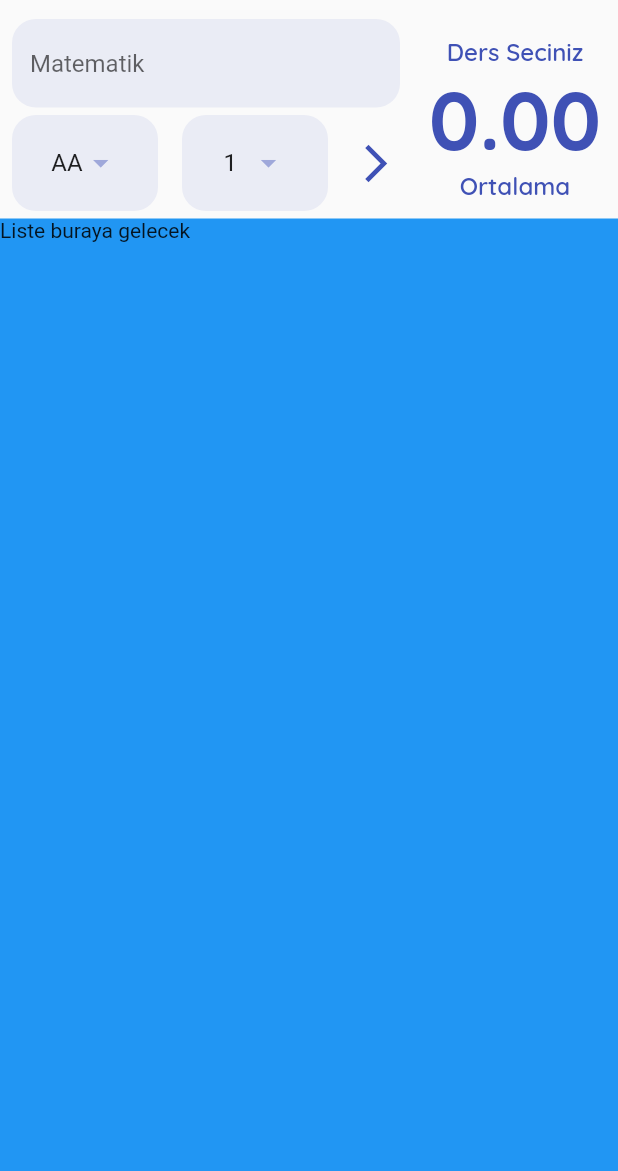
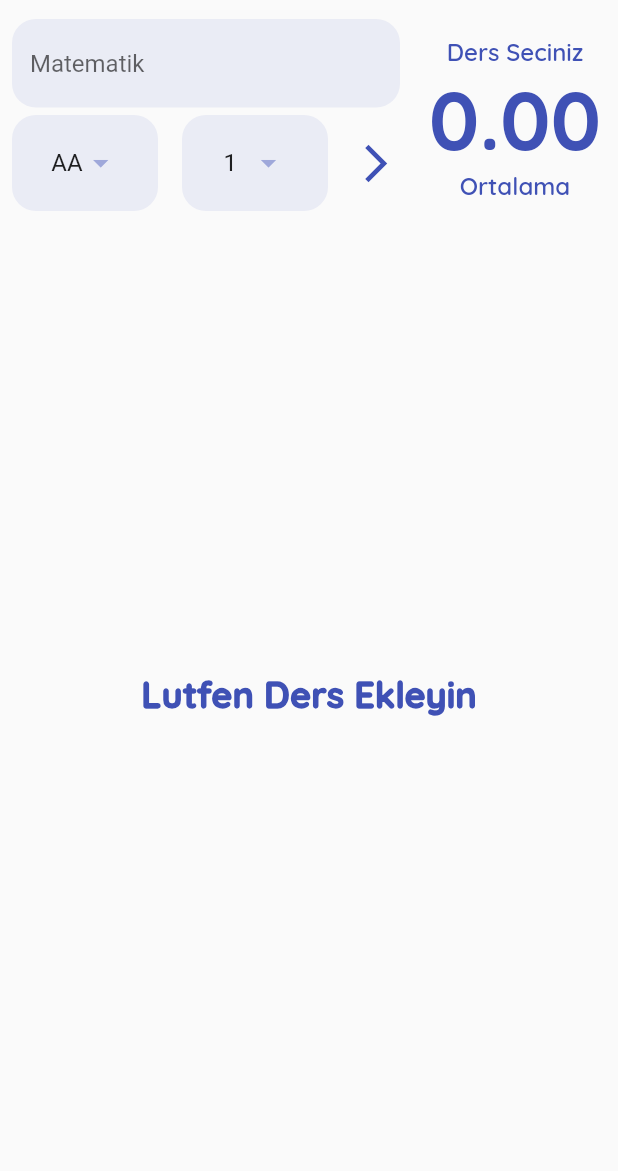
Before and after one commit to onalanrecep/dinamik_ortalama_hesapla, a Flutter app: the screen it shows after launch, on a phone screen of 412 x 824 dp, the part 65-1236 px from its top. Run offline on Flutter 3.47's test engine with Material 2 defaults, Android fonts, the phone set to English and light mode, and no system bars; our stand-ins replace google_fonts.

Commit message:
Derslerin Listelenmesi ve Dismissible Widget

```diff
--- /dev/null
+++ b/lib/widgets/ders_listesi.dart
@@ -0,0 +1,54 @@
+import 'package:dinamik_ortalama_hesapla/constants/app_constants.dart';
+import 'package:dinamik_ortalama_hesapla/helper/data_helper.dart';
+import 'package:dinamik_ortalama_hesapla/model/ders.dart';
+import 'package:flutter/material.dart';
+
+class DersListesi extends StatefulWidget {
+  const DersListesi({super.key});
+
+  @override
+  State<DersListesi> createState() => _DersListesiState();
+}
+
+class _DersListesiState extends State<DersListesi> {
+  @override
+  Widget build(BuildContext context) {
+    List<Ders> tumDersler = DataHelper.tumEklenenDersler;
+    return tumDersler.length > 0
+        ? ListView.builder(
+            itemCount: tumDersler.length,
+            itemBuilder: (context, index) {
+              return Dismissible(
+                key: UniqueKey(),
+                direction: DismissDirection.startToEnd,
+                onDismissed: ((a) {
+                  DataHelper.tumEklenenDersler.removeAt(index);
+                  setState(() {});
+                }),
+                child: Padding(
+                  padding: const EdgeInsets.all(2.0),
+                  child: Card(
+                    child: ListTile(
+                      title: Text(tumDersler[index].ad),
+                      leading: CircleAvatar(
+                        backgroundColor: Sabitler.anaRenk,
+                        child: Text((tumDersler[index].harfDegeri *
+                                tumDersler[index].krediDegeri)
+                            .toString()),
+                      ),
+                      subtitle: Text(
+                          '${tumDersler[index].krediDegeri} kredi, Not Degeri ${tumDersler[index].harfDegeri}'),
+                    ),
+                  ),
+                ),
+              );
+            })
+        : Container(
+            child: Center(
+                child: Text(
+              'Lutfen Ders Ekleyin',
+              style: Sabitler.baslikStyle,
+            )),
+          );
+  }
+}
--- a/lib/widgets/ortalama_hesapla_page.dart
+++ b/lib/widgets/ortalama_hesapla_page.dart
@@ -1,6 +1,7 @@
 import 'package:dinamik_ortalama_hesapla/constants/app_constants.dart';
 import 'package:dinamik_ortalama_hesapla/helper/data_helper.dart';
 import 'package:dinamik_ortalama_hesapla/model/ders.dart';
+import 'package:dinamik_ortalama_hesapla/widgets/ders_listesi.dart';
 import 'package:dinamik_ortalama_hesapla/widgets/ortalama_goster.dart';
 import 'package:flutter/material.dart';
 
@@ -19,6 +20,7 @@ class _OrtalamaHesaplaAppPageState extends State<OrtalamaHesaplaPage> {
   @override
   Widget build(BuildContext context) {
     return Scaffold(
+        resizeToAvoidBottomInset: false,
         appBar: AppBar(
           backgroundColor: Colors.transparent,
           elevation: 0,
@@ -40,16 +42,13 @@ class _OrtalamaHesaplaAppPageState extends State<OrtalamaHesaplaPage> {
                 ),
                 Expanded(
                   flex: 1,
-                  child: OrtalamaGoster(ortalama: DataHelper.ortalamaHesapla(), dersSayisi: DataHelper.tumEklenenDersler.length),
+                  child: OrtalamaGoster(
+                      ortalama: DataHelper.ortalamaHesapla(),
+                      dersSayisi: DataHelper.tumEklenenDersler.length),
                 )
               ],
             ),
-            Expanded(
-              child: Container(
-                child: Text('Liste buraya gelecek'),
-                color: Colors.blue,
-              ),
-            )
+            Expanded(child: DersListesi())
           ],
         ));
   }
@@ -174,9 +173,7 @@ class _OrtalamaHesaplaAppPageState extends State<OrtalamaHesaplaPage> {
           harfDegeri: secilenHarfDegeri,
           krediDegeri: secilenKrediDegeri);
       DataHelper.dersEkle(eklenecekDers);
-      setState(() {
-
-      });
+      setState(() {});
     }
   }
 }
```
